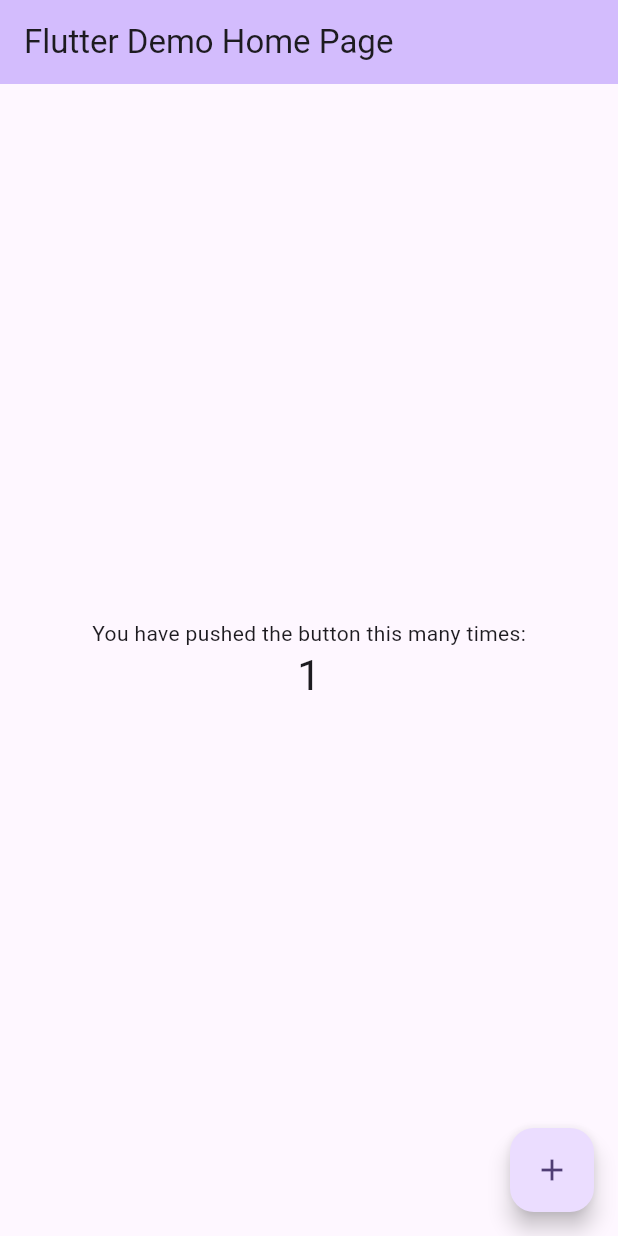
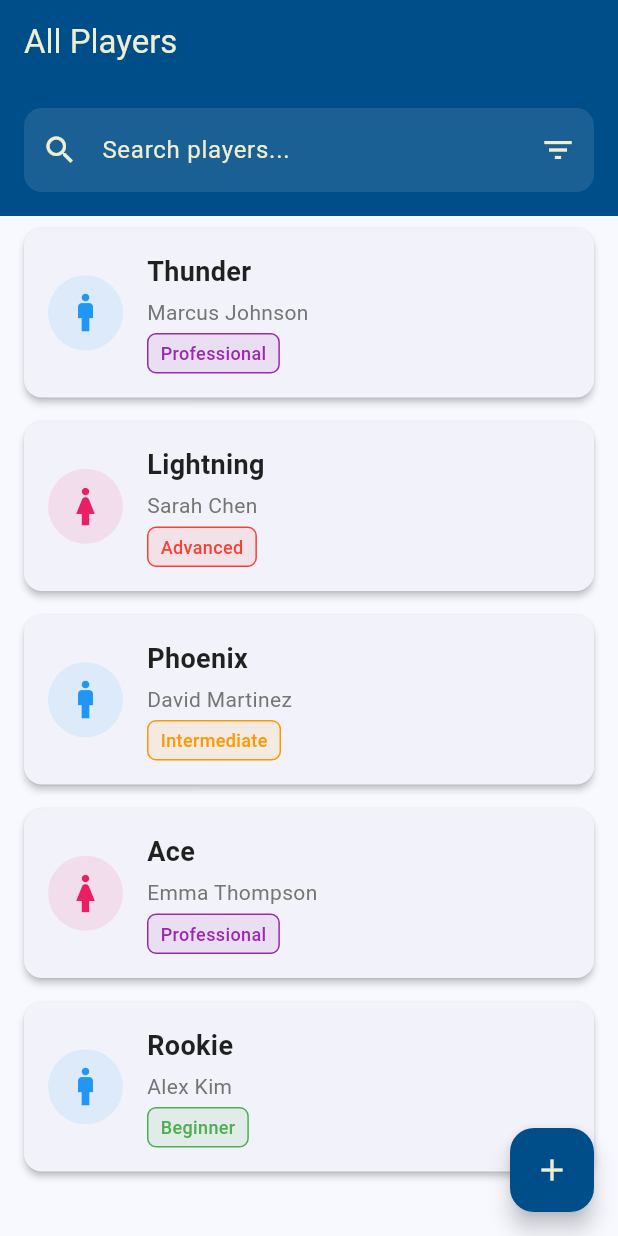
Before and after one commit to arabellamejorada/badminton-player-profiles, a Flutter app: the screen it shows after launch, after a tap on the "add" icon, on a phone screen of 412 x 824 dp. Run offline on Flutter 3.47's test engine with Material 3 defaults, Android fonts, the phone set to English and light mode, and no system bars.

Commit message:
feat: added players list screen and player card

```diff
--- /dev/null
+++ b/lib/data/mock_player_data.dart
@@ -0,0 +1,45 @@
+import '../models/player.dart';
+
+class MockPlayerData {
+  static const List<Map<String, dynamic>> playersJson = [
+    {
+      "id": "1",
+      "nickname": "Thunder",
+      "fullName": "Marcus Johnson",
+      "gender": "male",
+      "skillLevel": "Professional"
+    },
+    {
+      "id": "2",
+      "nickname": "Lightning",
+      "fullName": "Sarah Chen",
+      "gender": "female",
+      "skillLevel": "Advanced"
+    },
+    {
+      "id": "3",
+      "nickname": "Phoenix",
+      "fullName": "David Martinez",
+      "gender": "male",
+      "skillLevel": "Intermediate"
+    },
+    {
+      "id": "4",
+      "nickname": "Ace",
+      "fullName": "Emma Thompson",
+      "gender": "female",
+      "skillLevel": "Professional"
+    },
+    {
+      "id": "5",
+      "nickname": "Rookie",
+      "fullName": "Alex Kim",
+      "gender": "male",
+      "skillLevel": "Beginner"
+    }
+  ];
+
+  static List<Player> get players {
+    return playersJson.map((json) => Player.fromJson(json)).toList();
+  }
+}
--- a/lib/main.dart
+++ b/lib/main.dart
@@ -1,122 +1,23 @@
 import 'package:flutter/material.dart';
+import 'screens/player_list_screen.dart';
 
 void main() {
-  runApp(const MyApp());
+  runApp(const BadmintonPlayerProfilesApp());
 }
 
-class MyApp extends StatelessWidget {
-  const MyApp({super.key});
+class BadmintonPlayerProfilesApp extends StatelessWidget {
+  const BadmintonPlayerProfilesApp({super.key});
 
-  // This widget is the root of your application.
   @override
   Widget build(BuildContext context) {
     return MaterialApp(
-      title: 'Flutter Demo',
+      title: 'Badminton Player Profiles',
       theme: ThemeData(
-        // This is the theme of your application.
-        //
-        // TRY THIS: Try running your application with "flutter run". You'll see
-        // the application has a purple toolbar. Then, without quitting the app,
-        // try changing the seedColor in the colorScheme below to Colors.green
-        // and then invoke "hot reload" (save your changes or press the "hot
-        // reload" button in a Flutter-supported IDE, or press "r" if you used
-        // the command line to start the app).
-        //
-        // Notice that the counter didn't reset back to zero; the application
-        // state is not lost during the reload. To reset the state, use hot
-        // restart instead.
-        //
-        // This works for code too, not just values: Most code changes can be
-        // tested with just a hot reload.
-        colorScheme: ColorScheme.fromSeed(seedColor: Colors.deepPurple),
+        colorScheme: ColorScheme.fromSeed(seedColor: Colors.blue),
+        useMaterial3: true,
       ),
-      home: const MyHomePage(title: 'Flutter Demo Home Page'),
+      home: const PlayerListScreen(),
+      debugShowCheckedModeBanner: false,
     );
   }
 }
-
-class MyHomePage extends StatefulWidget {
-  const MyHomePage({super.key, required this.title});
-
-  // This widget is the home page of your application. It is stateful, meaning
-  // that it has a State object (defined below) that contains fields that affect
-  // how it looks.
-
-  // This class is the configuration for the state. It holds the values (in this
-  // case the title) provided by the parent (in this case the App widget) and
-  // used by the build method of the State. Fields in a Widget subclass are
-  // always marked "final".
-
-  final String title;
-
-  @override
-  State<MyHomePage> createState() => _MyHomePageState();
-}
-
-class _MyHomePageState extends State<MyHomePage> {
-  int _counter = 0;
-
-  void _incrementCounter() {
-    setState(() {
-      // This call to setState tells the Flutter framework that something has
-      // changed in this State, which causes it to rerun the build method below
-      // so that the display can reflect the updated values. If we changed
-      // _counter without calling setState(), then the build method would not be
-      // called again, and so nothing would appear to happen.
-      _counter++;
-    });
-  }
-
-  @override
-  Widget build(BuildContext context) {
-    // This method is rerun every time setState is called, for instance as done
-    // by the _incrementCounter method above.
-    //
-    // The Flutter framework has been optimized to make rerunning build methods
-    // fast, so that you can just rebuild anything that needs updating rather
-    // than having to individually change instances of widgets.
-    return Scaffold(
-      appBar: AppBar(
-        // TRY THIS: Try changing the color here to a specific color (to
-        // Colors.amber, perhaps?) and trigger a hot reload to see the AppBar
-        // change color while the other colors stay the same.
-        backgroundColor: Theme.of(context).colorScheme.inversePrimary,
-        // Here we take the value from the MyHomePage object that was created by
-        // the App.build method, and use it to set our appbar title.
-        title: Text(widget.title),
-      ),
-      body: Center(
-        // Center is a layout widget. It takes a single child and positions it
-        // in the middle of the parent.
-        child: Column(
-          // Column is also a layout widget. It takes a list of children and
-          // arranges them vertically. By default, it sizes itself to fit its
-          // children horizontally, and tries to be as tall as its parent.
-          //
-          // Column has various properties to control how it sizes itself and
-          // how it positions its children. Here we use mainAxisAlignment to
-          // center the children vertically; the main axis here is the vertical
-          // axis because Columns are vertical (the cross axis would be
-          // horizontal).
-          //
-          // TRY THIS: Invoke "debug painting" (choose the "Toggle Debug Paint"
-          // action in the IDE, or press "p" in the console), to see the
-          // wireframe for each widget.
-          mainAxisAlignment: MainAxisAlignment.center,
-          children: <Widget>[
-            const Text('You have pushed the button this many times:'),
-            Text(
-              '$_counter',
-              style: Theme.of(context).textTheme.headlineMedium,
-            ),
-          ],
-        ),
-      ),
-      floatingActionButton: FloatingActionButton(
-        onPressed: _incrementCounter,
-        tooltip: 'Increment',
-        child: const Icon(Icons.add),
-      ), // This trailing comma makes auto-formatting nicer for build methods.
-    );
-  }
-}
--- /dev/null
+++ b/lib/models/player.dart
@@ -0,0 +1,35 @@
+class Player {
+  final String id;
+  final String nickname;
+  final String fullName;
+  final String gender; // 'male' or 'female'
+  final String skillLevel; // e.g., 'Beginner', 'Intermediate', 'Advanced', 'Professional'
+
+  Player({
+    required this.id,
+    required this.nickname,
+    required this.fullName,
+    required this.gender,
+    required this.skillLevel,
+  });
+
+  factory Player.fromJson(Map<String, dynamic> json) {
+    return Player(
+      id: json['id'],
+      nickname: json['nickname'],
+      fullName: json['fullName'],
+      gender: json['gender'],
+      skillLevel: json['skillLevel'],
+    );
+  }
+
+  Map<String, dynamic> toJson() {
+    return {
+      'id': id,
+      'nickname': nickname,
+      'fullName': fullName,
+      'gender': gender,
+      'skillLevel': skillLevel,
+    };
+  }
+}
--- /dev/null
+++ b/lib/screens/player_list_screen.dart
@@ -0,0 +1,114 @@
+import 'package:flutter/material.dart';
+import '../models/player.dart';
+import '../services/player_service.dart';
+import '../widgets/player_card.dart';
+
+class PlayerListScreen extends StatefulWidget {
+  const PlayerListScreen({super.key});
+
+  @override
+  State<PlayerListScreen> createState() => _PlayerListScreenState();
+}
+
+class _PlayerListScreenState extends State<PlayerListScreen> {
+  List<Player> players = [];
+  bool isLoading = true;
+
+  @override
+  void initState() {
+    super.initState();
+    _loadPlayers();
+  }
+
+  Future<void> _loadPlayers() async {
+    try {
+      final loadedPlayers = await PlayerService.getPlayers();
+      setState(() {
+        players = loadedPlayers;
+        isLoading = false;
+      });
+    } catch (e) {
+      setState(() {
+        isLoading = false;
+      });
+      // Handle error
+      ScaffoldMessenger.of(context).showSnackBar(
+        SnackBar(content: Text('Error loading players: $e')),
+      );
+    }
+  }
+
+  @override
+  Widget build(BuildContext context) {
+    return Scaffold(
+      appBar: AppBar(
+        title: const Text('All Players'),
+        backgroundColor: const Color(0xFF004E89),
+        foregroundColor: const Color(0xFFEFEFD0),
+      ),
+      body: Column(
+        children: [
+          // Search Bar
+          Container(
+            padding: const EdgeInsets.all(16),
+            color: const Color(0xFF004E89),
+            child: TextField(
+              decoration: InputDecoration(
+                hintText: 'Search players...',
+                hintStyle: const TextStyle(color: Color(0xFFEFEFD0)),
+                filled: true,
+                fillColor: Colors.white.withOpacity(0.1),
+                border: OutlineInputBorder(
+                  borderRadius: BorderRadius.circular(12),
+                  borderSide: BorderSide.none,
+                ),
+                prefixIcon: const Icon(
+                  Icons.search,
+                  color: Color(0xFFEFEFD0),
+                ),
+                suffixIcon: const Icon(
+                  Icons.filter_list,
+                  color: Color(0xFFEFEFD0),
+                ),
+              ),
+              style: const TextStyle(color: Color(0xFFEFEFD0)),
+            ),
+          ),
+
+          // Player List
+          Expanded(
+            child: isLoading
+                ? const Center(
+                    child: CircularProgressIndicator(),
+                  )
+                : players.isEmpty
+                    ? const Center(
+                        child: Text('No players found'),
+                      )
+                    : ListView.builder(
+                        itemCount: players.length,
+                        itemBuilder: (context, index) {
+                          final player = players[index];
+                          return PlayerCard(
+                            player: player,
+                            onTap: () {
+                              // TODO: Navigate to player details
+                              print('Tapped on ${player.nickname}');
+                            },
+                          );
+                        },
+                      ),
+          ),
+        ],
+      ),
+      floatingActionButton: FloatingActionButton(
+        onPressed: () {
+          // TODO: Navigate to add player screen
+          print('Add new player');
+        },
+        backgroundColor: const Color(0xFF004E89),
+        child: const Icon(Icons.add, color: Color(0xFFEFEFD0)),
+      ),
+    );
+  }
+}
--- /dev/null
+++ b/lib/services/player_service.dart
@@ -0,0 +1,23 @@
+import '../models/player.dart';
+import '../data/mock_player_data.dart';
+
+class PlayerService {
+  static List<Player> getMockPlayers() {
+    return MockPlayerData.players;
+  }
+
+  static Future<List<Player>> getPlayers() async {
+    // Simulate network delay
+    await Future.delayed(const Duration(seconds: 1));
+    return getMockPlayers();
+  }
+
+  static Future<Player?> getPlayerById(String id) async {
+    final players = await getPlayers();
+    try {
+      return players.firstWhere((player) => player.id == id);
+    } catch (e) {
+      return null;
+    }
+  }
+}
--- /dev/null
+++ b/lib/widgets/player_card.dart
@@ -0,0 +1,117 @@
+import 'package:flutter/material.dart';
+import '../models/player.dart';
+
+class PlayerCard extends StatelessWidget {
+  final Player player;
+  final VoidCallback? onTap;
+
+  const PlayerCard({
+    super.key,
+    required this.player,
+    this.onTap,
+  });
+
+  @override
+  Widget build(BuildContext context) {
+    return Card(
+      margin: const EdgeInsets.symmetric(horizontal: 16, vertical: 8),
+      elevation: 2,
+      shape: RoundedRectangleBorder(
+        borderRadius: BorderRadius.circular(12),
+      ),
+      child: InkWell(
+        onTap: onTap,
+        borderRadius: BorderRadius.circular(12),
+        child: Padding(
+          padding: const EdgeInsets.all(16),
+          child: Row(
+            children: [
+              // Gender icon (girl or boy)
+              Container(
+                width: 50,
+                height: 50,
+                decoration: BoxDecoration(
+                  color: player.gender == 'female'
+                      ? Colors.pink.withOpacity(0.1)
+                      : Colors.blue.withOpacity(0.1),
+                  borderRadius: BorderRadius.circular(25),
+                ),
+                child: Icon(
+                  player.gender == 'female' ? Icons.woman : Icons.man,
+                  size: 30,
+                  color: player.gender == 'female' ? Colors.pink : Colors.blue,
+                ),
+              ),
+              const SizedBox(width: 16),
+
+              // Player info
+              Expanded(
+                child: Column(
+                  crossAxisAlignment: CrossAxisAlignment.start,
+                  children: [
+                    // Nickname (main text)
+                    Text(
+                      player.nickname,
+                      style: const TextStyle(
+                        fontSize: 18,
+                        fontWeight: FontWeight.bold,
+                        color: Colors.black87,
+                      ),
+                    ),
+                    const SizedBox(height: 4),
+
+                    // Full name
+                    Text(
+                      player.fullName,
+                      style: TextStyle(
+                        fontSize: 14,
+                        color: Colors.grey[600],
+                      ),
+                    ),
+                    const SizedBox(height: 4),
+
+                    // Skill level
+                    Container(
+                      padding: const EdgeInsets.symmetric(horizontal: 8, vertical: 4),
+                      decoration: BoxDecoration(
+                        color: _getSkillLevelColor(player.skillLevel).withOpacity(0.1),
+                        borderRadius: BorderRadius.circular(6),
+                        border: Border.all(
+                          color: _getSkillLevelColor(player.skillLevel),
+                          width: 1,
+                        ),
+                      ),
+                      child: Text(
+                        player.skillLevel,
+                        style: TextStyle(
+                          fontSize: 12,
+                          fontWeight: FontWeight.w500,
+                          color: _getSkillLevelColor(player.skillLevel),
+                        ),
+                      ),
+                    ),
+                  ],
+                ),
+              ),
+            ],
+          ),
+        ),
+      ),
+    );
+  }
+
+  Color _getSkillLevelColor(String skillLevel) {
+    switch (skillLevel.toLowerCase()) {
+      case 'beginner':
+        return Colors.green;
+      case 'intermediate':
+        return Colors.orange;
+      case 'advanced':
+        return Colors.red;
+      case 'professional':
+        return Colors.purple;
+      default:
+        return Colors.grey;
+    }
+  }
+}
```
Also changed, not shown: lib/constants/app_constants.dart (added).
